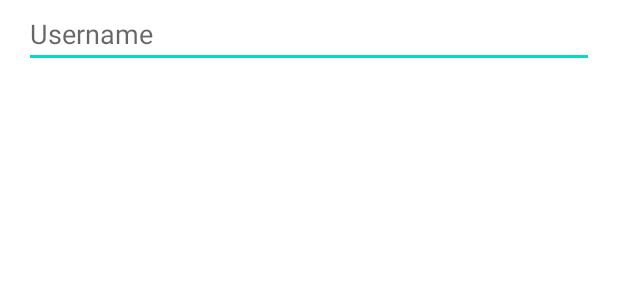
After one commit to HyungseokLeee/COMP304_Lab04, an Android app: the layout activity_patient.xml on its own in the app's theme, with its tools: preview values and no code run, on a phone screen of 412 x 824 dp. The commit adds this screen. Shown: the top 300 px of the screen. Run offline under Robolectric (Android 15) with nearby library versions, the phone set to English and light mode, and no system bars.

Commit message:
Started Patient Activity

```diff
--- a/app/src/main/AndroidManifest.xml
+++ b/app/src/main/AndroidManifest.xml
@@ -9,7 +9,8 @@
         android:roundIcon="@mipmap/ic_launcher_round"
         android:supportsRtl="true"
         android:theme="@style/Theme.Brenton_Hauth_Hyungseoklee_COMP304Lab4_Ex1">
-        <activity android:name=".LoginActivity"></activity>
+        <activity android:name=".PatientActivity"></activity>
+        <activity android:name=".LoginActivity" />
         <activity android:name=".MainActivity">
             <intent-filter>
                 <action android:name="android.intent.action.MAIN" />
--- /dev/null
+++ b/app/src/main/java/com/example/brenton_hauth_hyungseoklee_comp304lab4_ex1/PatientActivity.java
@@ -0,0 +1,14 @@
+package com.example.brenton_hauth_hyungseoklee_comp304lab4_ex1;
+
+import androidx.appcompat.app.AppCompatActivity;
+
+import android.os.Bundle;
+
+public class PatientActivity extends AppCompatActivity {
+
+    @Override
+    protected void onCreate(Bundle savedInstanceState) {
+        super.onCreate(savedInstanceState);
+        setContentView(R.layout.activity_patient);
+    }
+}
--- a/app/src/main/res/layout/activity_login.xml
+++ b/app/src/main/res/layout/activity_login.xml
@@ -13,7 +13,6 @@
         android:layout_marginStart="16dp"
         android:layout_marginEnd="16dp"
         android:layout_marginBottom="50dp"
-
         android:ems="10"
         android:hint="@string/edit_text_username_hint"
         android:inputType="textPersonName"
--- /dev/null
+++ b/app/src/main/res/layout/activity_patient.xml
@@ -0,0 +1,25 @@
+<?xml version="1.0" encoding="utf-8"?>
+<androidx.constraintlayout.widget.ConstraintLayout
+    xmlns:android="http://schemas.android.com/apk/res/android"
+    xmlns:app="http://schemas.android.com/apk/res-auto"
+    xmlns:tools="http://schemas.android.com/tools"
+    android:layout_width="match_parent"
+    android:layout_height="match_parent"
+    tools:context=".PatientActivity">
+
+
+
+    <EditText
+        android:id="@+id/editTextPatientFirstName"
+        android:layout_width="match_parent"
+        android:layout_height="wrap_content"
+        android:layout_marginStart="16dp"
+        android:layout_marginEnd="16dp"
+        android:layout_marginBottom="50dp"
+        android:ems="10"
+        android:hint="@string/edit_text_username_hint"
+        android:inputType="textPersonName"
+        app:layout_constraintEnd_toEndOf="parent"
+        app:layout_constraintStart_toStartOf="parent"
+        app:layout_constraintTop_toTopOf="parent" />
+</androidx.constraintlayout.widget.ConstraintLayout>
```
